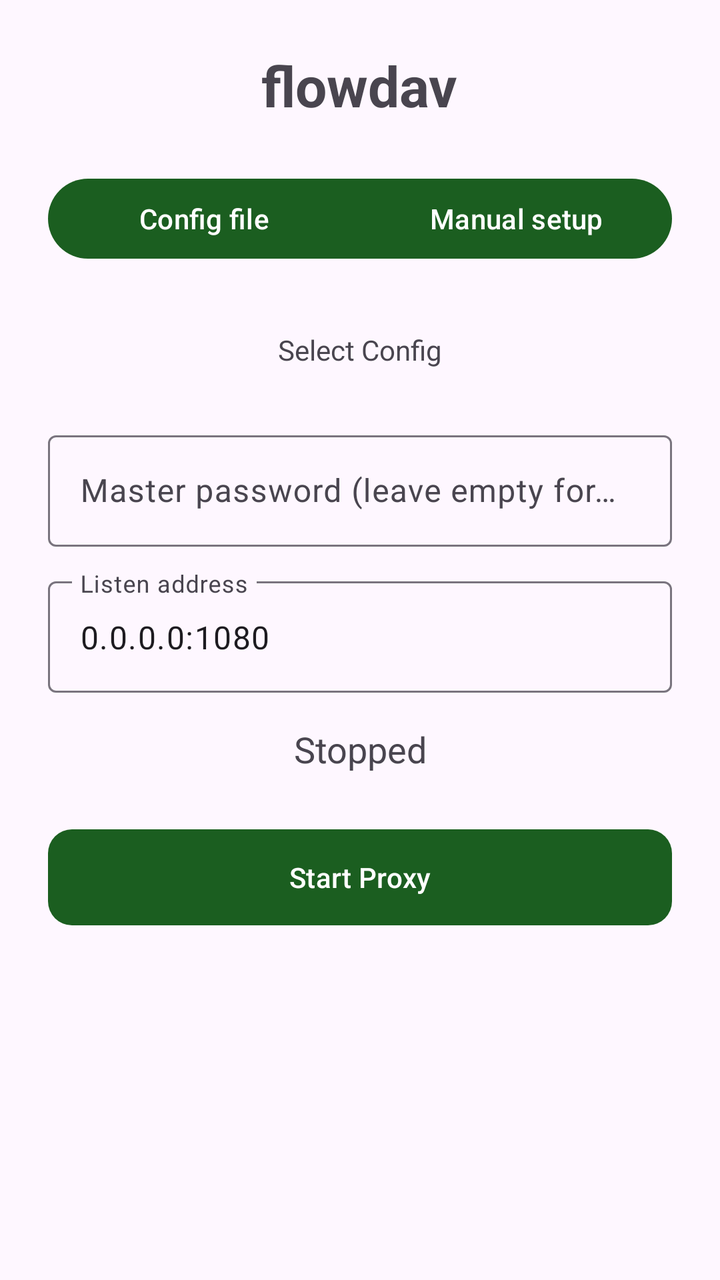
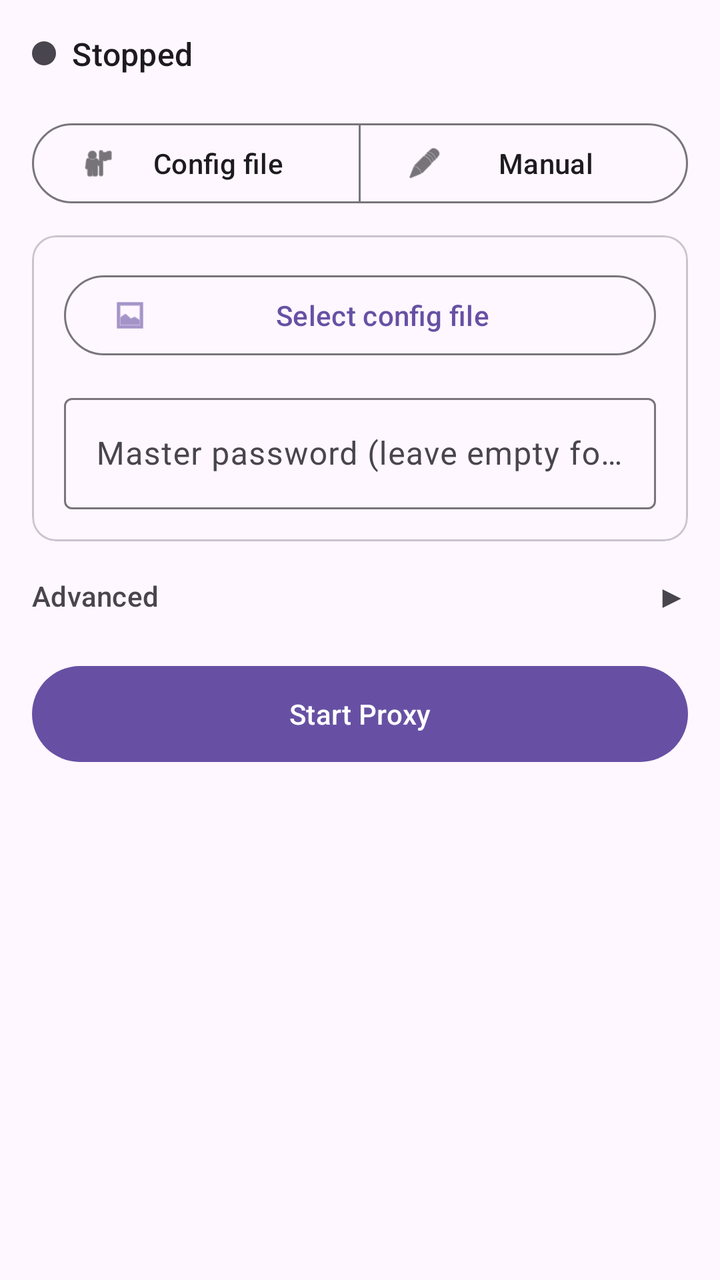

Screens rendered from an Android XML layout before and after an edit, with the pre-edit source and the edit as a unified diff.
<!-- AndroidManifest.xml: application theme Theme.Flowdav -->
<!-- res/layout/activity_main.xml -->
<?xml version="1.0" encoding="utf-8"?>
<ScrollView xmlns:android="http://schemas.android.com/apk/res/android"
    xmlns:app="http://schemas.android.com/apk/res-auto"
    android:layout_width="match_parent"
    android:layout_height="match_parent">

    <LinearLayout
        android:layout_width="match_parent"
        android:layout_height="wrap_content"
        android:gravity="center_horizontal"
        android:orientation="vertical"
        android:padding="24dp">

        <TextView
            android:layout_width="wrap_content"
            android:layout_height="wrap_content"
            android:text="@string/app_name"
            android:textSize="28sp"
            android:textStyle="bold"
            android:layout_marginBottom="24dp" />

        <com.google.android.material.button.MaterialButtonToggleGroup
            android:id="@+id/modeToggle"
            android:layout_width="match_parent"
            android:layout_height="wrap_content"
            android:layout_marginBottom="16dp"
            app:singleSelection="true"
            app:selectionRequired="true">

            <com.google.android.material.button.MaterialButton
                android:id="@+id/modeFile"
                android:layout_width="0dp"
                android:layout_height="wrap_content"
                android:layout_weight="1"
                android:text="@string/mode_file"
                android:checked="true" />

            <com.google.android.material.button.MaterialButton
                android:id="@+id/modeManual"
                android:layout_width="0dp"
                android:layout_height="wrap_content"
                android:layout_weight="1"
                android:text="@string/mode_manual" />

        </com.google.android.material.button.MaterialButtonToggleGroup>

        
        <LinearLayout
            android:id="@+id/fileSection"
            android:layout_width="match_parent"
            android:layout_height="wrap_content"
            android:orientation="vertical">

            <TextView
                android:id="@+id/configLabel"
                android:layout_width="match_parent"
                android:layout_height="wrap_content"
                android:text="@string/select_config"
                android:padding="16dp"
                android:background="?android:attr/selectableItemBackground"
                android:clickable="true"
                android:focusable="true"
                android:gravity="center" />

            <com.google.android.material.textfield.TextInputLayout
                android:layout_width="match_parent"
                android:layout_height="wrap_content"
                android:layout_marginTop="12dp"
                style="@style/Widget.Material3.TextInputLayout.OutlinedBox">

                <com.google.android.material.textfield.TextInputEditText
                    android:id="@+id/passwordInput"
                    android:layout_width="match_parent"
                    android:layout_height="wrap_content"
                    android:hint="@string/password_hint"
                    android:inputType="textPassword" />

            </com.google.android.material.textfield.TextInputLayout>

        </LinearLayout>

        
        <LinearLayout
            android:id="@+id/manualSection"
            android:layout_width="match_parent"
            android:layout_height="wrap_content"
            android:orientation="vertical"
            android:visibility="gone">

            <com.google.android.material.textfield.TextInputLayout
                android:layout_width="match_parent"
                android:layout_height="wrap_content"
                android:layout_marginTop="4dp"
                style="@style/Widget.Material3.TextInputLayout.OutlinedBox">

                <com.google.android.material.textfield.TextInputEditText
                    android:id="@+id/webdavUrlInput"
                    android:layout_width="match_parent"
                    android:layout_height="wrap_content"
                    android:hint="@string/webdav_url"
                    android:inputType="textUri" />

            </com.google.android.material.textfield.TextInputLayout>

            <com.google.android.material.textfield.TextInputLayout
                android:layout_width="match_parent"
                android:layout_height="wrap_content"
                android:layout_marginTop="8dp"
                style="@style/Widget.Material3.TextInputLayout.OutlinedBox">

                <com.google.android.material.textfield.TextInputEditText
                    android:id="@+id/webdavLoginInput"
                    android:layout_width="match_parent"
                    android:layout_height="wrap_content"
                    android:hint="@string/webdav_login"
                    android:inputType="text" />

            </com.google.android.material.textfield.TextInputLayout>

            <com.google.android.material.textfield.TextInputLayout
                android:layout_width="match_parent"
                android:layout_height="wrap_content"
                android:layout_marginTop="8dp"
                style="@style/Widget.Material3.TextInputLayout.OutlinedBox">

                <com.google.android.material.textfield.TextInputEditText
                    android:id="@+id/webdavTokenInput"
                    android:layout_width="match_parent"
                    android:layout_height="wrap_content"
                    android:hint="@string/webdav_token"
                    android:inputType="textPassword" />

            </com.google.android.material.textfield.TextInputLayout>

            <com.google.android.material.textfield.TextInputLayout
                android:layout_width="match_parent"
                android:layout_height="wrap_content"
                android:layout_marginTop="8dp"
                style="@style/Widget.Material3.TextInputLayout.OutlinedBox">

                <com.google.android.material.textfield.TextInputEditText
                    android:id="@+id/encKeyInput"
                    android:layout_width="match_parent"
                    android:layout_height="wrap_content"
                    android:hint="@string/enc_key"
                    android:inputType="text" />

            </com.google.android.material.textfield.TextInputLayout>

            <com.google.android.material.textfield.TextInputLayout
                android:layout_width="match_parent"
                android:layout_height="wrap_content"
                android:layout_marginTop="8dp"
                style="@style/Widget.Material3.TextInputLayout.OutlinedBox">

                <com.google.android.material.textfield.TextInputEditText
                    android:id="@+id/hmacKeyInput"
                    android:layout_width="match_parent"
                    android:layout_height="wrap_content"
                    android:hint="@string/hmac_key"
                    android:inputType="text" />

            </com.google.android.material.textfield.TextInputLayout>

        </LinearLayout>

        
        <com.google.android.material.textfield.TextInputLayout
            android:layout_width="match_parent"
            android:layout_height="wrap_content"
            android:layout_marginTop="12dp"
            style="@style/Widget.Material3.TextInputLayout.OutlinedBox">

            <com.google.android.material.textfield.TextInputEditText
                android:id="@+id/listenAddrInput"
                android:layout_width="match_parent"
                android:layout_height="wrap_content"
                android:hint="Listen address"
                android:text="0.0.0.0:1080"
                android:inputType="text" />

        </com.google.android.material.textfield.TextInputLayout>

        <TextView
            android:id="@+id/statusText"
            android:layout_width="match_parent"
            android:layout_height="wrap_content"
            android:layout_marginTop="16dp"
            android:gravity="center"
            android:text="@string/status_stopped"
            android:textSize="18sp" />

        <Button
            android:id="@+id/actionButton"
            android:layout_width="match_parent"
            android:layout_height="56dp"
            android:layout_marginTop="24dp"
            android:text="@string/start_proxy"
            app:cornerRadius="12dp" />

    </LinearLayout>

</ScrollView>
<!-- resources referenced by this layout -->
<resources>
  <string name="app_name">flowdav</string>
  <string name="enc_key">Encryption key (base64, 32 bytes)</string>
  <string name="hmac_key">HMAC key (base64, 32 bytes)</string>
  <string name="mode_file">Config file</string>
  <string name="mode_manual">Manual setup</string>
  <string name="password_hint">Master password (leave empty for plaintext config)</string>
  <string name="select_config">Select Config</string>
  <string name="start_proxy">Start Proxy</string>
  <string name="status_stopped">Stopped</string>
  <string name="webdav_login">WebDAV login</string>
  <string name="webdav_token">WebDAV password/token</string>
  <string name="webdav_url">WebDAV URL</string>
  <style name="Theme.Flowdav" parent="Theme.Material3.DayNight.NoActionBar">
  
          <item name="colorPrimary">#1B5E20</item>
          <item name="colorPrimaryVariant">#003300</item>
          <item name="colorOnPrimary">#FFFFFF</item>
          <item name="colorSecondary">#FF6F00</item>
          <item name="colorOnSecondary">#FFFFFF</item>
      </style>
</resources>

<!-- the commit's change to res/layout/activity_main.xml (unified diff, before → after) -->
@@ -2,201 +2,322 @@
 <ScrollView xmlns:android="http://schemas.android.com/apk/res/android"
     xmlns:app="http://schemas.android.com/apk/res-auto"
     android:layout_width="match_parent"
-    android:layout_height="match_parent">
+    android:layout_height="match_parent"
+    android:fitsSystemWindows="true">
 
     <LinearLayout
         android:layout_width="match_parent"
         android:layout_height="wrap_content"
         android:gravity="center_horizontal"
         android:orientation="vertical"
-        android:padding="24dp">
-
-        <TextView
-            android:layout_width="wrap_content"
-            android:layout_height="wrap_content"
-            android:text="@string/app_name"
-            android:textSize="28sp"
-            android:textStyle="bold"
-            android:layout_marginBottom="24dp" />
-
+        android:padding="16dp">
+
+        
+        <LinearLayout
+            android:layout_width="match_parent"
+            android:layout_height="wrap_content"
+            android:orientation="horizontal"
+            android:gravity="center_vertical"
+            android:layout_marginBottom="20dp">
+
+            <TextView
+                android:id="@+id/statusDot"
+                android:layout_width="12dp"
+                android:layout_height="12dp"
+                android:background="@drawable/status_dot_stopped"
+                android:layout_marginEnd="8dp" />
+
+            <TextView
+                android:id="@+id/statusText"
+                android:layout_width="0dp"
+                android:layout_height="wrap_content"
+                android:layout_weight="1"
+                android:text="@string/status_stopped"
+                android:textAppearance="?attr/textAppearanceTitleMedium" />
+
+        </LinearLayout>
+
+        
         <com.google.android.material.button.MaterialButtonToggleGroup
             android:id="@+id/modeToggle"
             android:layout_width="match_parent"
             android:layout_height="wrap_content"
-            android:layout_marginBottom="16dp"
+            android:layout_marginBottom="12dp"
             app:singleSelection="true"
             app:selectionRequired="true">
 
-            <com.google.android.material.button.MaterialButton
+            <Button
                 android:id="@+id/modeFile"
+                style="?attr/materialButtonOutlinedStyle"
                 android:layout_width="0dp"
                 android:layout_height="wrap_content"
                 android:layout_weight="1"
                 android:text="@string/mode_file"
+                app:icon="@android:drawable/ic_menu_myplaces"
                 android:checked="true" />
 
-            <com.google.android.material.button.MaterialButton
+            <Button
                 android:id="@+id/modeManual"
+                style="?attr/materialButtonOutlinedStyle"
                 android:layout_width="0dp"
                 android:layout_height="wrap_content"
                 android:layout_weight="1"
-                android:text="@string/mode_manual" />
+                android:text="@string/mode_manual"
+                app:icon="@android:drawable/ic_menu_edit" />
 
         </com.google.android.material.button.MaterialButtonToggleGroup>
 
         
+        <com.google.android.material.card.MaterialCardView
+            android:id="@+id/fileSection"
+            style="?attr/materialCardViewOutlinedStyle"
+            android:layout_width="match_parent"
+            android:layout_height="wrap_content"
+            android:layout_marginBottom="8dp"
+            app:cardElevation="0dp">
+
+            <LinearLayout
+                android:layout_width="match_parent"
+                android:layout_height="wrap_content"
+                android:orientation="vertical"
+                android:padding="16dp">
+
+                <Button
+                    android:id="@+id/selectFileButton"
+                    style="?attr/materialButtonOutlinedStyle"
+                    android:layout_width="match_parent"
+                    android:layout_height="wrap_content"
+                    android:text="@string/select_file"
+                    app:icon="@android:drawable/ic_menu_gallery" />
+
+                <com.google.android.material.chip.Chip
+                    android:id="@+id/configChip"
+                    android:layout_width="match_parent"
+                    android:layout_height="wrap_content"
+                    android:layout_marginTop="8dp"
+                    android:visibility="gone"
+                    style="@style/Widget.Material3.Chip.Input"
+                    app:chipIconVisible="false"
+                    app:closeIconVisible="true"
+                    app:closeIconTint="?attr/colorOnSurfaceVariant" />
+
+                <com.google.android.material.textfield.TextInputLayout
+                    android:layout_width="match_parent"
+                    android:layout_height="wrap_content"
+                    android:layout_marginTop="12dp"
+                    style="@style/Widget.Material3.TextInputLayout.OutlinedBox">
+
+                    <com.google.android.material.textfield.TextInputEditText
+                        android:id="@+id/passwordInput"
+                        android:layout_width="match_parent"
+                        android:layout_height="wrap_content"
+                        android:hint="@string/password_hint"
+                        android:inputType="textPassword" />
+
+                </com.google.android.material.textfield.TextInputLayout>
+
+            </LinearLayout>
+
+        </com.google.android.material.card.MaterialCardView>
+
+        
+        <com.google.android.material.card.MaterialCardView
+            android:id="@+id/manualSection"
+            style="?attr/materialCardViewOutlinedStyle"
+            android:layout_width="match_parent"
+            android:layout_height="wrap_content"
+            android:layout_marginBottom="8dp"
+            android:visibility="gone"
+            app:cardElevation="0dp">
+
+            <LinearLayout
+                android:layout_width="match_parent"
+                android:layout_height="wrap_content"
+                android:orientation="vertical"
+                android:padding="16dp">
+
+                <TextView
+                    android:layout_width="wrap_content"
+                    android:layout_height="wrap_content"
+                    android:text="WebDAV"
+                    android:textAppearance="?attr/textAppearanceTitleSmall"
+                    android:layout_marginBottom="8dp" />
+
+                <com.google.android.material.textfield.TextInputLayout
+                    android:layout_width="match_parent"
+                    android:layout_height="wrap_content"
+                    style="@style/Widget.Material3.TextInputLayout.OutlinedBox">
+
+                    <com.google.android.material.textfield.TextInputEditText
+                        android:id="@+id/webdavUrlInput"
+                        android:layout_width="match_parent"
+                        android:layout_height="wrap_content"
+                        android:hint="@string/webdav_url"
+                        android:inputType="textUri" />
+
+                </com.google.android.material.textfield.TextInputLayout>
+
+                <com.google.android.material.textfield.TextInputLayout
+                    android:layout_width="match_parent"
+                    android:layout_height="wrap_content"
+                    android:layout_marginTop="8dp"
+                    style="@style/Widget.Material3.TextInputLayout.OutlinedBox">
+
+                    <com.google.android.material.textfield.TextInputEditText
+                        android:id="@+id/webdavLoginInput"
+                        android:layout_width="match_parent"
+                        android:layout_height="wrap_content"
+                        android:hint="@string/webdav_login"
+                        android:inputType="text" />
+
+                </com.google.android.material.textfield.TextInputLayout>
+
+                <com.google.android.material.textfield.TextInputLayout
+                    android:layout_width="match_parent"
+                    android:layout_height="wrap_content"
+                    android:layout_marginTop="8dp"
+                    style="@style/Widget.Material3.TextInputLayout.OutlinedBox">
+
+                    <com.google.android.material.textfield.TextInputEditText
+                        android:id="@+id/webdavTokenInput"
+                        android:layout_width="match_parent"
+                        android:layout_height="wrap_content"
+                        android:hint="@string/webdav_token"
+                        android:inputType="textPassword" />
+
+                </com.google.android.material.textfield.TextInputLayout>
+
+                <TextView
+                    android:layout_width="wrap_content"
+                    android:layout_height="wrap_content"
+                    android:text="Encryption Keys"
+                    android:textAppearance="?attr/textAppearanceTitleSmall"
+                    android:layout_marginTop="16dp"
+                    android:layout_marginBottom="8dp" />
+
+                <com.google.android.material.textfield.TextInputLayout
+                    android:layout_width="match_parent"
+                    android:layout_height="wrap_content"
+                    style="@style/Widget.Material3.TextInputLayout.OutlinedBox">
+
+                    <com.google.android.material.textfield.TextInputEditText
+                        android:id="@+id/encKeyInput"
+                        android:layout_width="match_parent"
+                        android:layout_height="wrap_content"
+                        android:hint="@string/enc_key"
+                        android:inputType="text" />
+
+                </com.google.android.material.textfield.TextInputLayout>
+
+                <com.google.android.material.textfield.TextInputLayout
+                    android:layout_width="match_parent"
+                    android:layout_height="wrap_content"
+                    android:layout_marginTop="8dp"
+                    style="@style/Widget.Material3.TextInputLayout.OutlinedBox">
+
+                    <com.google.android.material.textfield.TextInputEditText
+                        android:id="@+id/hmacKeyInput"
+                        android:layout_width="match_parent"
+                        android:layout_height="wrap_content"
+                        android:hint="@string/hmac_key"
+                        android:inputType="text" />
+
+                </com.google.android.material.textfield.TextInputLayout>
+
+            </LinearLayout>
+
+        </com.google.android.material.card.MaterialCardView>
+
+        
         <LinearLayout
-            android:id="@+id/fileSection"
-            android:layout_width="match_parent"
-            android:layout_height="wrap_content"
-            android:orientation="vertical">
-
-            <TextView
-                android:id="@+id/configLabel"
+            android:layout_width="match_parent"
+            android:layout_height="wrap_content"
+            android:orientation="vertical"
+            android:layout_marginBottom="8dp">
+
+            <LinearLayout
+                android:id="@+id/advancedHeader"
                 android:layout_width="match_parent"
                 android:layout_height="wrap_content"
-                android:text="@string/select_config"
-                android:padding="16dp"
-                android:background="?android:attr/selectableItemBackground"
+                android:orientation="horizontal"
+                android:gravity="center_vertical"
                 android:clickable="true"
                 android:focusable="true"
-                android:gravity="center" />
-
-            <com.google.android.material.textfield.TextInputLayout
+                android:foreground="?attr/selectableItemBackground"
+                android:paddingVertical="8dp">
+
+                <TextView
+                    android:layout_width="0dp"
+                    android:layout_height="wrap_content"
+                    android:layout_weight="1"
+                    android:text="@string/advanced"
+                    android:textAppearance="?attr/textAppearanceTitleSmall"
+                    android:textColor="?attr/colorOnSurfaceVariant" />
+
+                <TextView
+                    android:id="@+id/advancedArrow"
+                    android:layout_width="wrap_content"
+                    android:layout_height="wrap_content"
+                    android:text="▶"
+                    android:textSize="16sp"
+                    android:textColor="?attr/colorOnSurfaceVariant" />
+
+            </LinearLayout>
+
+            <com.google.android.material.card.MaterialCardView
+                android:id="@+id/advancedContent"
+                style="?attr/materialCardViewOutlinedStyle"
                 android:layout_width="match_parent"
                 android:layout_height="wrap_content"
-                android:layout_marginTop="12dp"
-                style="@style/Widget.Material3.TextInputLayout.OutlinedBox">
-
-                <com.google.android.material.textfield.TextInputEditText
-                    android:id="@+id/passwordInput"
-                    android:layout_width="match_parent"
-                    android:layout_height="wrap_content"
-                    android:hint="@string/password_hint"
-                    android:inputType="textPassword" />
-
-            </com.google.android.material.textfield.TextInputLayout>
+                android:visibility="gone"
+                app:cardElevation="0dp">
+
+                <LinearLayout
+                    android:layout_width="match_parent"
+                    android:layout_height="wrap_content"
+                    android:orientation="vertical"
+                    android:padding="16dp">
+
+                    <com.google.android.material.textfield.TextInputLayout
+                        android:layout_width="match_parent"
+                        android:layout_height="wrap_content"
+                        style="@style/Widget.Material3.TextInputLayout.OutlinedBox">
+
+                        <com.google.android.material.textfield.TextInputEditText
+                            android:id="@+id/listenAddrInput"
+                            android:layout_width="match_parent"
+                            android:layout_height="wrap_content"
+                            android:hint="@string/listen_addr"
+                            android:text="0.0.0.0:1080"
+                            android:inputType="text" />
+
+                    </com.google.android.material.textfield.TextInputLayout>
+
+                </LinearLayout>
+
+            </com.google.android.material.card.MaterialCardView>
 
         </LinearLayout>
 
         
-        <LinearLayout
-            android:id="@+id/manualSection"
-            android:layout_width="match_parent"
-            android:layout_height="wrap_content"
-            android:orientation="vertical"
-            android:visibility="gone">
-
-            <com.google.android.material.textfield.TextInputLayout
-                android:layout_width="match_parent"
-                android:layout_height="wrap_content"
-                android:layout_marginTop="4dp"
-                style="@style/Widget.Material3.TextInputLayout.OutlinedBox">
-
-                <com.google.android.material.textfield.TextInputEditText
-                    android:id="@+id/webdavUrlInput"
-                    android:layout_width="match_parent"
-                    android:layout_height="wrap_content"
-                    android:hint="@string/webdav_url"
-                    android:inputType="textUri" />
-
-            </com.google.android.material.textfield.TextInputLayout>
-
-            <com.google.android.material.textfield.TextInputLayout
-                android:layout_width="match_parent"
-                android:layout_height="wrap_content"
-                android:layout_marginTop="8dp"
-                style="@style/Widget.Material3.TextInputLayout.OutlinedBox">
-
-                <com.google.android.material.textfield.TextInputEditText
-                    android:id="@+id/webdavLoginInput"
-                    android:layout_width="match_parent"
-                    android:layout_height="wrap_content"
-                    android:hint="@string/webdav_login"
-                    android:inputType="text" />
-
-            </com.google.android.material.textfield.TextInputLayout>
-
-            <com.google.android.material.textfield.TextInputLayout
-                android:layout_width="match_parent"
-                android:layout_height="wrap_content"
-                android:layout_marginTop="8dp"
-                style="@style/Widget.Material3.TextInputLayout.OutlinedBox">
-
-                <com.google.android.material.textfield.TextInputEditText
-                    android:id="@+id/webdavTokenInput"
-                    android:layout_width="match_parent"
-                    android:layout_height="wrap_content"
-                    android:hint="@string/webdav_token"
-                    android:inputType="textPassword" />
-
-            </com.google.android.material.textfield.TextInputLayout>
-
-            <com.google.android.material.textfield.TextInputLayout
-                android:layout_width="match_parent"
-                android:layout_height="wrap_content"
-                android:layout_marginTop="8dp"
-                style="@style/Widget.Material3.TextInputLayout.OutlinedBox">
-
-                <com.google.android.material.textfield.TextInputEditText
-                    android:id="@+id/encKeyInput"
-                    android:layout_width="match_parent"
-                    android:layout_height="wrap_content"
-                    android:hint="@string/enc_key"
-                    android:inputType="text" />
-
-            </com.google.android.material.textfield.TextInputLayout>
-
-            <com.google.android.material.textfield.TextInputLayout
-                android:layout_width="match_parent"
-                android:layout_height="wrap_content"
-                android:layout_marginTop="8dp"
-                style="@style/Widget.Material3.TextInputLayout.OutlinedBox">
-
-                <com.google.android.material.textfield.TextInputEditText
-                    android:id="@+id/hmacKeyInput"
-                    android:layout_width="match_parent"
-                    android:layout_height="wrap_content"
-                    android:hint="@string/hmac_key"
-                    android:inputType="text" />
-
-            </com.google.android.material.textfield.TextInputLayout>
-
-        </LinearLayout>
-
-        
-        <com.google.android.material.textfield.TextInputLayout
-            android:layout_width="match_parent"
-            android:layout_height="wrap_content"
-            android:layout_marginTop="12dp"
-            style="@style/Widget.Material3.TextInputLayout.OutlinedBox">
-
-            <com.google.android.material.textfield.TextInputEditText
-                android:id="@+id/listenAddrInput"
-                android:layout_width="match_parent"
-                android:layout_height="wrap_content"
-                android:hint="Listen address"
-                android:text="0.0.0.0:1080"
-                android:inputType="text" />
-
-        </com.google.android.material.textfield.TextInputLayout>
-
-        <TextView
-            android:id="@+id/statusText"
-            android:layout_width="match_parent"
-            android:layout_height="wrap_content"
-            android:layout_marginTop="16dp"
-            android:gravity="center"
-            android:text="@string/status_stopped"
-            android:textSize="18sp" />
-
         <Button
             android:id="@+id/actionButton"
             android:layout_width="match_parent"
             android:layout_height="56dp"
-            android:layout_marginTop="24dp"
+            android:layout_marginTop="4dp"
             android:text="@string/start_proxy"
-            app:cornerRadius="12dp" />
+            android:textAppearance="?attr/textAppearanceLabelLarge" />
+
+        
+        <TextView
+            android:id="@+id/statsText"
+            android:layout_width="match_parent"
+            android:layout_height="wrap_content"
+            android:layout_marginTop="12dp"
+            android:gravity="center"
+            android:textAppearance="?attr/textAppearanceBodySmall"
+            android:textColor="?attr/colorOnSurfaceVariant"
+            android:visibility="gone" />
 
     </LinearLayout>
 
<!-- resource entries referenced after the edit -->
@@ -1,24 +1,25 @@
 <!-- resources referenced by this layout -->
 <resources>
-  <string name="app_name">flowdav</string>
+  <!-- drawable status_dot_stopped (drawable) -->
+  <?xml version="1.0" encoding="utf-8"?>
+  <shape xmlns:android="http://schemas.android.com/apk/res/android"
+      android:shape="oval">
+      <solid android:color="?attr/colorOnSurfaceVariant" />
+      <size android:width="12dp" android:height="12dp" />
+  </shape>
+  <string name="advanced">Advanced</string>
   <string name="enc_key">Encryption key (base64, 32 bytes)</string>
   <string name="hmac_key">HMAC key (base64, 32 bytes)</string>
+  <string name="listen_addr">Listen address</string>
   <string name="mode_file">Config file</string>
-  <string name="mode_manual">Manual setup</string>
-  <string name="password_hint">Master password (leave empty for plaintext config)</string>
-  <string name="select_config">Select Config</string>
+  <string name="mode_manual">Manual</string>
+  <string name="password_hint">Master password (leave empty for plaintext)</string>
+  <string name="select_file">Select config file</string>
   <string name="start_proxy">Start Proxy</string>
   <string name="status_stopped">Stopped</string>
   <string name="webdav_login">WebDAV login</string>
   <string name="webdav_token">WebDAV password/token</string>
   <string name="webdav_url">WebDAV URL</string>
-  <style name="Theme.Flowdav" parent="Theme.Material3.DayNight.NoActionBar">
-  
-          <item name="colorPrimary">#1B5E20</item>
-          <item name="colorPrimaryVariant">#003300</item>
-          <item name="colorOnPrimary">#FFFFFF</item>
-          <item name="colorSecondary">#FF6F00</item>
-          <item name="colorOnSecondary">#FFFFFF</item>
-      </style>
+  <style name="Theme.Flowdav" parent="Theme.Material3.DayNight.NoActionBar" />
 </resources>
 
